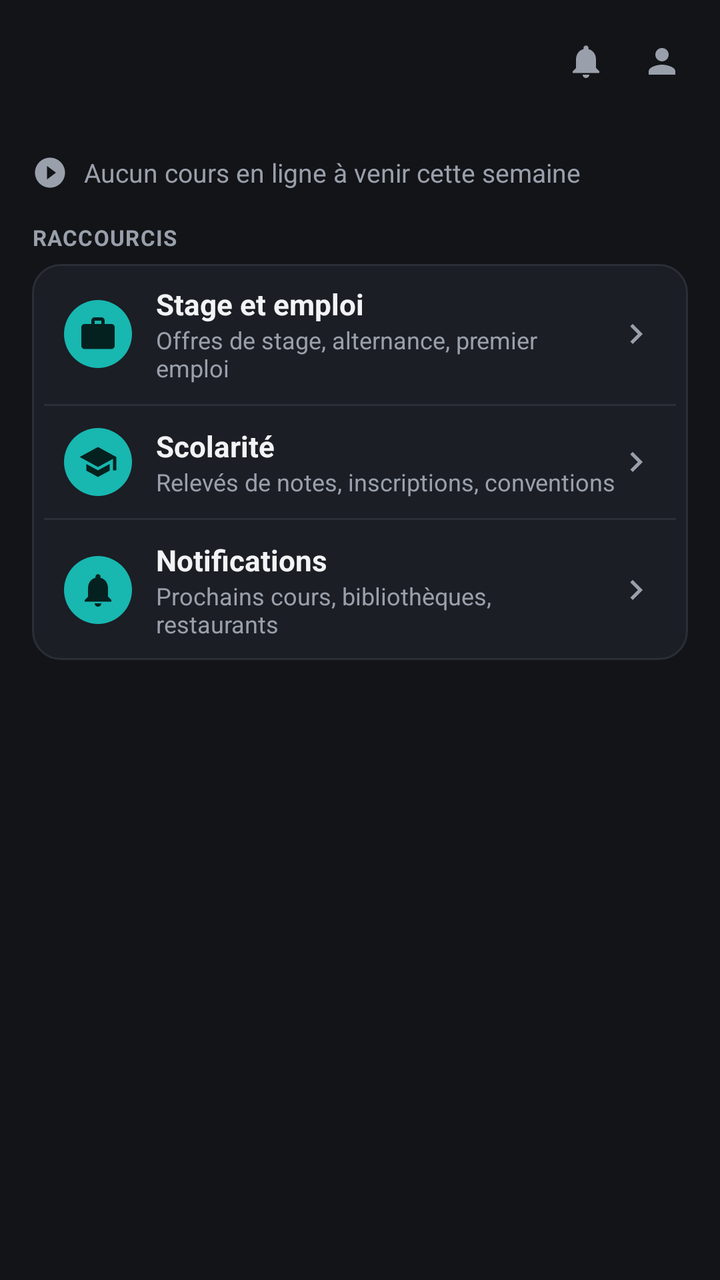
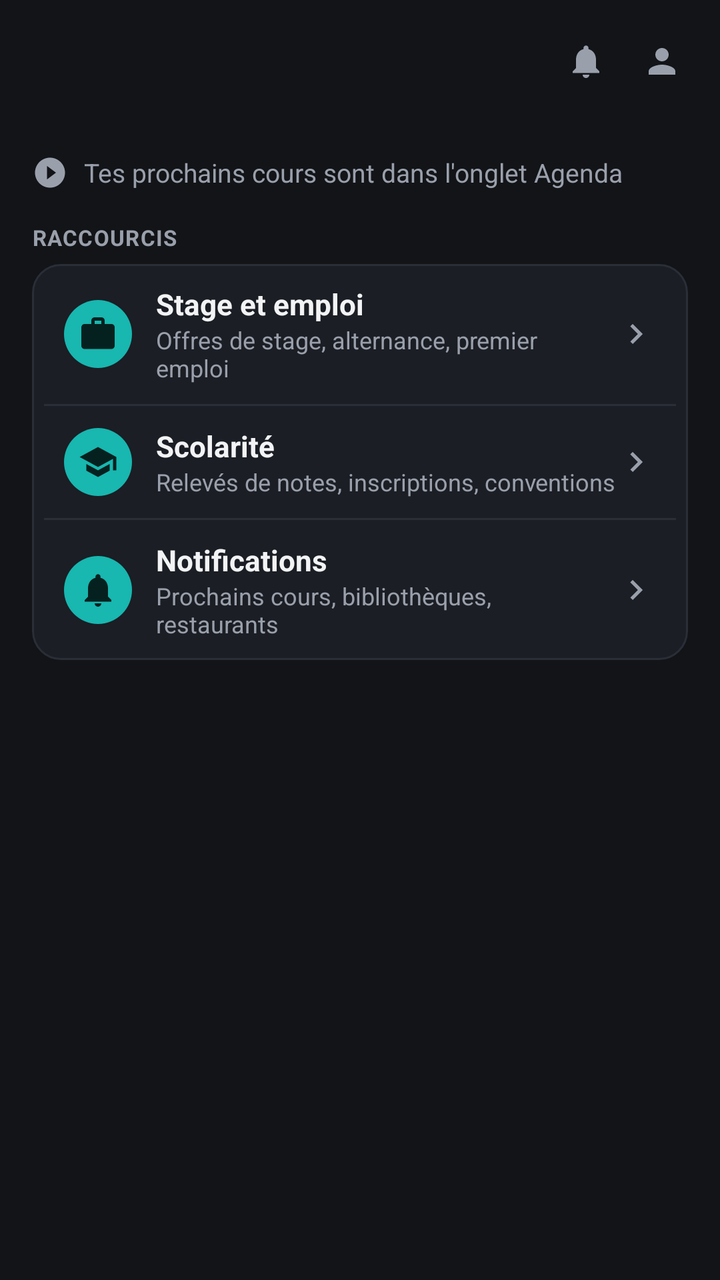

An Android layout rendered at two revisions. The XML below is the earlier revision; the diff shows what the commit changed to produce the second picture.
<!-- AndroidManifest.xml: application theme Theme.EdtUca -->
<!-- res/layout/fragment_etudes.xml -->
<?xml version="1.0" encoding="utf-8"?>
<LinearLayout xmlns:android="http://schemas.android.com/apk/res/android"
    android:layout_width="match_parent"
    android:layout_height="match_parent"
    android:orientation="vertical"
    android:background="@color/bg">

    <include layout="@layout/topbar" />

    <ScrollView
        android:layout_width="match_parent"
        android:layout_height="match_parent">

        <LinearLayout
            android:layout_width="match_parent"
            android:layout_height="wrap_content"
            android:orientation="vertical"
            android:padding="16dp">

            
            <LinearLayout
                android:layout_width="match_parent"
                android:layout_height="wrap_content"
                android:orientation="horizontal"
                android:gravity="center_vertical"
                android:paddingBottom="16dp">
                <ImageView
                    android:layout_width="18dp"
                    android:layout_height="18dp"
                    android:layout_marginEnd="8dp"
                    android:src="@drawable/ic_play_circle"
                    android:tint="@color/text_dim"
                    android:contentDescription="" />
                <TextView
                    android:layout_width="wrap_content"
                    android:layout_height="wrap_content"
                    android:text="Aucun cours en ligne à venir cette semaine"
                    android:textColor="@color/text_dim"
                    android:textSize="13sp" />
            </LinearLayout>

            <TextView
                android:text="RACCOURCIS"
                android:textColor="@color/text_dim"
                android:textSize="11sp"
                android:textStyle="bold"
                android:letterSpacing="0.04"
                android:layout_marginBottom="6dp"
                android:layout_width="wrap_content"
                android:layout_height="wrap_content"/>

            <LinearLayout
                android:layout_width="match_parent"
                android:layout_height="wrap_content"
                android:orientation="vertical"
                android:background="@drawable/bg_card"
                android:paddingHorizontal="6dp"
                android:divider="@drawable/divider_row"
                android:showDividers="middle">

                <LinearLayout
                    android:id="@+id/rowStage"
                    android:layout_width="match_parent"
                    android:layout_height="wrap_content"
                    android:orientation="horizontal"
                    android:gravity="center_vertical"
                    android:clickable="true"
                    android:focusable="true"
                    android:background="?attr/selectableItemBackground"
                    android:padding="10dp">
                    <ImageView android:layout_width="34dp" android:layout_height="34dp" android:background="@drawable/bg_pin" android:padding="7dp" android:src="@drawable/ic_briefcase" android:contentDescription="" />
                    <LinearLayout android:layout_width="0dp" android:layout_height="wrap_content" android:layout_weight="1" android:orientation="vertical" android:layout_marginStart="12dp">
                        <TextView android:text="Stage et emploi" android:textColor="@color/text" android:textSize="14.5sp" android:textStyle="bold" android:layout_width="wrap_content" android:layout_height="wrap_content"/>
                        <TextView android:text="Offres de stage, alternance, premier emploi" android:textColor="@color/text_dim" android:textSize="12sp" android:layout_width="wrap_content" android:layout_height="wrap_content"/>
                    </LinearLayout>
                    <ImageView android:layout_width="20dp" android:layout_height="20dp" android:src="@drawable/ic_chevron_right" android:contentDescription="" />
                </LinearLayout>

                <LinearLayout
                    android:id="@+id/rowScolarite"
                    android:layout_width="match_parent"
                    android:layout_height="wrap_content"
                    android:orientation="horizontal"
                    android:gravity="center_vertical"
                    android:clickable="true"
                    android:focusable="true"
                    android:background="?attr/selectableItemBackground"
                    android:padding="10dp">
                    <ImageView android:layout_width="34dp" android:layout_height="34dp" android:background="@drawable/bg_pin" android:padding="7dp" android:src="@drawable/ic_graduation" android:contentDescription="" />
                    <LinearLayout android:layout_width="0dp" android:layout_height="wrap_content" android:layout_weight="1" android:orientation="vertical" android:layout_marginStart="12dp">
                        <TextView android:text="Scolarité" android:textColor="@color/text" android:textSize="14.5sp" android:textStyle="bold" android:layout_width="wrap_content" android:layout_height="wrap_content"/>
                        <TextView android:text="Relevés de notes, inscriptions, conventions" android:textColor="@color/text_dim" android:textSize="12sp" android:layout_width="wrap_content" android:layout_height="wrap_content"/>
                    </LinearLayout>
                    <ImageView android:layout_width="20dp" android:layout_height="20dp" android:src="@drawable/ic_chevron_right" android:contentDescription="" />
                </LinearLayout>

                <LinearLayout
                    android:id="@+id/rowNotifications"
                    android:layout_width="match_parent"
                    android:layout_height="wrap_content"
                    android:orientation="horizontal"
                    android:gravity="center_vertical"
                    android:clickable="true"
                    android:focusable="true"
                    android:background="?attr/selectableItemBackground"
                    android:padding="10dp">
                    <ImageView android:layout_width="34dp" android:layout_height="34dp" android:background="@drawable/bg_pin" android:padding="7dp" android:src="@drawable/ic_bell" android:tint="@color/on_accent" android:contentDescription="" />
                    <LinearLayout android:layout_width="0dp" android:layout_height="wrap_content" android:layout_weight="1" android:orientation="vertical" android:layout_marginStart="12dp">
                        <TextView android:text="Notifications" android:textColor="@color/text" android:textSize="14.5sp" android:textStyle="bold" android:layout_width="wrap_content" android:layout_height="wrap_content"/>
                        <TextView android:text="Prochains cours, bibliothèques, restaurants" android:textColor="@color/text_dim" android:textSize="12sp" android:layout_width="wrap_content" android:layout_height="wrap_content"/>
                    </LinearLayout>
                    <ImageView android:layout_width="20dp" android:layout_height="20dp" android:src="@drawable/ic_chevron_right" android:contentDescription="" />
                </LinearLayout>
            </LinearLayout>

        </LinearLayout>
    </ScrollView>
</LinearLayout>
<!-- res/layout/topbar.xml (included above) -->
<?xml version="1.0" encoding="utf-8"?>
<LinearLayout xmlns:android="http://schemas.android.com/apk/res/android"
    android:layout_width="match_parent"
    android:layout_height="wrap_content"
    android:orientation="horizontal"
    android:gravity="center_vertical"
    android:background="@color/bg"
    android:padding="16dp">

    <ImageButton
        android:id="@+id/backBtn"
        android:layout_width="28dp"
        android:layout_height="28dp"
        android:layout_marginEnd="6dp"
        android:background="?attr/selectableItemBackgroundBorderless"
        android:contentDescription="Retour"
        android:src="@drawable/ic_back"
        android:visibility="gone" />

    <TextView
        android:id="@+id/topbarTitle"
        android:layout_width="0dp"
        android:layout_height="wrap_content"
        android:layout_weight="1"
        android:textColor="@color/text"
        android:textSize="22sp"
        android:textStyle="bold" />

    <ImageView
        android:id="@+id/topbarBell"
        android:layout_width="26dp"
        android:layout_height="26dp"
        android:layout_marginEnd="12dp"
        android:padding="3dp"
        android:clickable="true"
        android:focusable="true"
        android:background="?attr/selectableItemBackgroundBorderless"
        android:src="@drawable/ic_bell"
        android:contentDescription="Notifications" />

    <ImageView
        android:id="@+id/topbarPerson"
        android:layout_width="26dp"
        android:layout_height="26dp"
        android:padding="3dp"
        android:clickable="true"
        android:focusable="true"
        android:background="?attr/selectableItemBackgroundBorderless"
        android:src="@drawable/ic_person"
        android:contentDescription="Profil" />

</LinearLayout>
<!-- resources referenced by this layout -->
<resources>
  <color name="bg">#121418</color>
  <color name="on_accent">#05211F</color>
  <color name="text">#F2F3F5</color>
  <color name="text_dim">#9AA0AB</color>
  <!-- drawable bg_card (drawable) -->
  <?xml version="1.0" encoding="utf-8"?>
  <shape xmlns:android="http://schemas.android.com/apk/res/android">
      <solid android:color="@color/surface" />
      <stroke android:width="1dp" android:color="@color/border" />
      <corners android:radius="14dp" />
  </shape>
  <!-- drawable bg_pin (drawable) -->
  <?xml version="1.0" encoding="utf-8"?>
  <shape xmlns:android="http://schemas.android.com/apk/res/android" android:shape="oval">
      <solid android:color="@color/accent" />
  </shape>
  <!-- drawable divider_row (drawable) -->
  <?xml version="1.0" encoding="utf-8"?>
  <shape xmlns:android="http://schemas.android.com/apk/res/android">
      <size android:height="1dp" />
      <solid android:color="@color/border" />
  </shape>
  <!-- drawable ic_back (drawable) -->
  <?xml version="1.0" encoding="utf-8"?>
  <vector xmlns:android="http://schemas.android.com/apk/res/android"
      android:width="24dp" android:height="24dp"
      android:viewportWidth="24" android:viewportHeight="24">
      <path
          android:fillColor="@color/accent"
          android:pathData="M20,11v2L8,13l5.5,5.5l-1.42,1.42L4.16,12l7.92,-7.92L13.5,5.5L8,11z" />
  </vector>
  <!-- drawable ic_bell (drawable) -->
  <?xml version="1.0" encoding="utf-8"?>
  <vector xmlns:android="http://schemas.android.com/apk/res/android"
      android:width="24dp" android:height="24dp"
      android:viewportWidth="24" android:viewportHeight="24">
      <path
          android:fillColor="@color/text_dim"
          android:pathData="M12,22c1.1,0 2,-0.9 2,-2h-4c0,1.1 0.89,2 2,2zM18,16v-5c0,-3.07 -1.64,-5.64 -4.5,-6.32L13.5,4c0,-0.83 -0.67,-1.5 -1.5,-1.5s-1.5,0.67 -1.5,1.5v0.68C7.63,5.36 6,7.92 6,11v5l-2,2v1h16v-1l-2,-2z" />
  </vector>
  <!-- drawable ic_chevron_right (drawable) -->
  <?xml version="1.0" encoding="utf-8"?>
  <vector xmlns:android="http://schemas.android.com/apk/res/android"
      android:width="24dp" android:height="24dp"
      android:viewportWidth="24" android:viewportHeight="24">
      <path
          android:fillColor="@color/text_dim"
          android:pathData="M8.59,16.59L13.17,12L8.59,7.41L10,6l6,6l-6,6z" />
  </vector>
  <!-- drawable ic_graduation (drawable) -->
  <?xml version="1.0" encoding="utf-8"?>
  <vector xmlns:android="http://schemas.android.com/apk/res/android"
      android:width="24dp" android:height="24dp"
      android:viewportWidth="24" android:viewportHeight="24">
      <path
          android:fillColor="@color/on_accent"
          android:pathData="M12,3L1,9l11,6l9,-4.91V17h2V9L12,3zM5,13.18L5,17.18L12,21l7,-3.82v-4L12,17L5,13.18z" />
  </vector>
  <!-- drawable ic_person (drawable) -->
  <?xml version="1.0" encoding="utf-8"?>
  <vector xmlns:android="http://schemas.android.com/apk/res/android"
      android:width="24dp" android:height="24dp"
      android:viewportWidth="24" android:viewportHeight="24">
      <path
          android:fillColor="@color/text_dim"
          android:pathData="M12,12c2.21,0 4,-1.79 4,-4s-1.79,-4 -4,-4s-4,1.79 -4,4s1.79,4 4,4zM12,14c-2.67,0 -8,1.34 -8,4v2h16v-2c0,-2.66 -5.33,-4 -8,-4z" />
  </vector>
  <!-- drawable ic_play_circle (drawable) -->
  <?xml version="1.0" encoding="utf-8"?>
  <vector xmlns:android="http://schemas.android.com/apk/res/android"
      android:width="24dp" android:height="24dp"
      android:viewportWidth="24" android:viewportHeight="24">
      <path
          android:fillColor="@color/on_accent"
          android:pathData="M12,2C6.48,2 2,6.48 2,12s4.48,10 10,10s10,-4.48 10,-10S17.52,2 12,2zM10,16.5v-9l6,4.5z" />
  </vector>
  <color name="surface">#1B1E24</color>
  <color name="border">#2A2E37</color>
  <color name="accent">#18B7B0</color>
  <color name="accent2">#2FD6CD</color>
  <!-- unchanged entries left out for length: 2 -->
</resources>

<!-- the commit's change to res/layout/fragment_etudes.xml (unified diff, before → after) -->
@@ -34,7 +34,7 @@
                 <TextView
                     android:layout_width="wrap_content"
                     android:layout_height="wrap_content"
-                    android:text="Aucun cours en ligne à venir cette semaine"
+                    android:text="Tes prochains cours sont dans l'onglet Agenda"
                     android:textColor="@color/text_dim"
                     android:textSize="13sp" />
             </LinearLayout>
